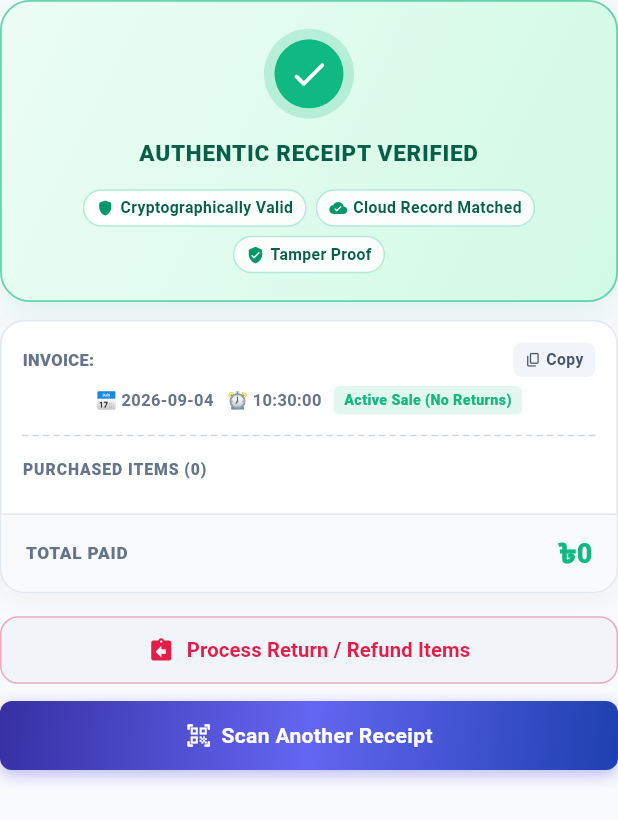
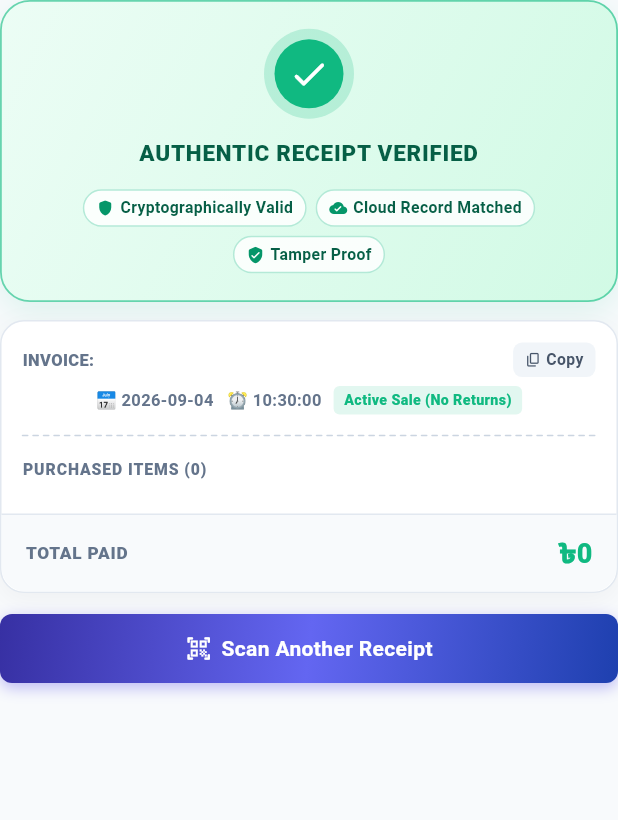
Before and after one commit to MaxJakaria/gear_track, a Flutter app: the VerifiedInvoiceCard widget shown alone on an empty page, opened directly with empty values, on a phone screen of 412 x 824 dp. Shown: the top 820 px of the screen. Run offline on Flutter 3.47's test engine with Material 3 defaults, Android fonts, the light colour scheme and no system bars; our stand-ins replace cloud_firestore, equatable, firebase_auth, firebase_core, fl_chart, flutter_bloc and 4 more; missing offline and left inert: mobile_scanner; accounts and stored records are empty.

Commit message:
Preserve invoices during return maintenance and restrict return button to return scanner flow

```diff
--- a/lib/feature/database_maintenance/presentation/pages/database_maintenance_page.dart
+++ b/lib/feature/database_maintenance/presentation/pages/database_maintenance_page.dart
@@ -149,7 +149,7 @@ class _DatabaseMaintenancePageState extends State<DatabaseMaintenancePage> {
       context,
       title: 'Clear Returns History?',
       description:
-          'This removes ${_metrics.returnsCount} return voucher records and resets refund balances.\n\nSales revenue and stock investment will not be affected.',
+          'This removes ${_metrics.returnsCount} return voucher records.\n\nCustomer Invoices remain 100% intact for client verification. Lifetime Sales revenue and stock investment will not be affected.',
       confirmLabel: 'Clear Returns',
       icon: Icons.assignment_return_rounded,
       iconColor: const Color(0xFFF59E0B),
--- a/lib/feature/receipt_verification/presentation/widgets/verified_invoice_card.dart
+++ b/lib/feature/receipt_verification/presentation/widgets/verified_invoice_card.dart
@@ -10,11 +10,13 @@ import 'package:gear_track/feature/returns/presentation/pages/process_return_pag
 class VerifiedInvoiceCard extends StatelessWidget {
   final InvoiceEntity invoice;
   final VoidCallback onReset;
+  final bool showReturnButton;
 
   const VerifiedInvoiceCard({
     super.key,
     required this.invoice,
     required this.onReset,
+    this.showReturnButton = false,
   });
 
   @override
@@ -503,8 +505,8 @@ class VerifiedInvoiceCard extends StatelessWidget {
         ),
         const SizedBox(height: 14),
 
-        // Process Return Action Button
-        if (!invoice.isFullyReturned) ...[
+        // Process Return Action Button (Shown only when initiated from returns flow)
+        if (showReturnButton && !invoice.isFullyReturned) ...[
           ElevatedButton.icon(
             onPressed: () async {
               final returned = await Navigator.push<bool>(
--- a/lib/feature/returns/presentation/pages/returns_page.dart
+++ b/lib/feature/returns/presentation/pages/returns_page.dart
@@ -322,7 +322,9 @@ class _ReturnsPageState extends State<ReturnsPage> {
                                   context,
                                   MaterialPageRoute(
                                     builder: (_) =>
-                                        const ReceiptVerificationPage(),
+                                        const ReceiptVerificationPage(
+                                          allowReturn: true,
+                                        ),
                                   ),
                                 );
                               },
```
Also changed, not shown: lib/feature/database_maintenance/data/sources/database_maintenance_remote_data_source.dart (+1 -17 lines), lib/feature/receipt_verification/presentation/pages/receipt_verification_page.dart (+13 -11 lines).
